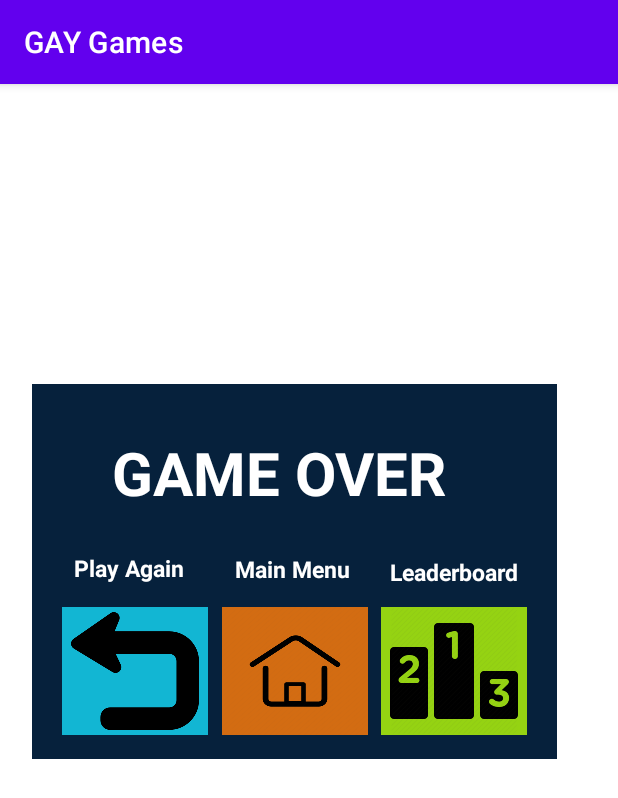
After one commit to YusufHosny/GAYGames, an Android app: the fragment gamePopUpMenu shown on its own in the app's theme, on a phone screen of 412 x 824 dp. The commit adds this screen. Shown: the top 798 px of the screen. Run offline under Robolectric (Android 15) with nearby library versions, the phone set to English and light mode, and no system bars; network calls fail.

Commit message:
Pop up menu and snake fixed

```diff
--- /dev/null
+++ b/app/src/main/java/com/example/gaygames/ui/gamesui/general/gamePopUpMenu.java
@@ -0,0 +1,92 @@
+package com.example.gaygames.ui.gamesui.general;
+
+import static androidx.core.app.ActivityCompat.recreate;
+
+import android.content.Context;
+import android.content.Intent;
+import android.os.Bundle;
+
+import androidx.fragment.app.Fragment;
+
+import android.view.LayoutInflater;
+import android.view.View;
+import android.view.ViewGroup;
+import android.widget.ImageButton;
+import android.widget.TextView;
+
+import com.example.gaygames.R;
+import com.example.gaygames.ui.gamesui.Snake.SnakeActivity;
+
+/**
+ * A simple {@link Fragment} subclass.
+ * Use the {@link gamePopUpMenu#newInstance} factory method to
+ * create an instance of this fragment.
+ */
+public class gamePopUpMenu extends Fragment {
+
+    // TODO: Rename parameter arguments, choose names that match
+    // the fragment initialization parameters, e.g. ARG_ITEM_NUMBER
+    private static final String ARG_PARAM1 = "param1";
+    private static final String ARG_PARAM2 = "param2";
+
+    // TODO: Rename and change types of parameters
+    private String mParam1;
+    private String mParam2;
+
+    private ImageButton playAgain,mainMenu,leaderBoard;
+    private TextView tv;
+
+    public gamePopUpMenu() {
+        // Required empty public constructor
+    }
+
+    /**
+     * Use this factory method to create a new instance of
+     * this fragment using the provided parameters.
+     *
+     * @param param1 Parameter 1.
+     * @param param2 Parameter 2.
+     * @return A new instance of fragment gamePopUpMenu.
+     */
+    // TODO: Rename and change types and number of parameters
+    public static gamePopUpMenu newInstance(String param1, String param2) {
+        gamePopUpMenu fragment = new gamePopUpMenu();
+        Bundle args = new Bundle();
+        args.putString(ARG_PARAM1, param1);
+        args.putString(ARG_PARAM2, param2);
+        fragment.setArguments(args);
+        return fragment;
+    }
+
+    @Override
+    public void onCreate(Bundle savedInstanceState) {
+        super.onCreate(savedInstanceState);
+        if (getArguments() != null) {
+            mParam1 = getArguments().getString(ARG_PARAM1);
+            mParam2 = getArguments().getString(ARG_PARAM2);
+
+        }
+    }
+
+    @Override
+    public View onCreateView(LayoutInflater inflater, ViewGroup container,
+                             Bundle savedInstanceState) {
+        // Inflate the layout for this fragment
+        View view = inflater.inflate(R.layout.fragment_game_pop_up_menu, container, false);
+
+        playAgain = view.findViewById(R.id.playAgainButton);
+        playAgain.setOnClickListener(v -> {getActivity().recreate();
+            getActivity().getSupportFragmentManager().beginTransaction().remove(this).commit();});
+
+        mainMenu= view.findViewById(R.id.mainMenuButton);
+        mainMenu.setOnClickListener(v -> {getActivity().finish();
+            getActivity().getSupportFragmentManager().beginTransaction().remove(this).commit();});
+
+
+
+
+
+        return view;
+    }
+
+}
--- a/app/src/main/java/com/example/gaygames/ui/gamesui/runner/RunnerActivity.java
+++ b/app/src/main/java/com/example/gaygames/ui/gamesui/runner/RunnerActivity.java
@@ -70,6 +70,7 @@ public class RunnerActivity extends AppCompatActivity {
                 nextFrame();
                 if(gameDone) {
                     f.cancel(true);
+
                 }
             }, 5 * deltaT, deltaT, TimeUnit.MILLISECONDS);
 
--- a/app/src/main/java/games/Snake/SnakeGrid.java
+++ b/app/src/main/java/games/Snake/SnakeGrid.java
@@ -16,7 +16,6 @@ public class SnakeGrid {
         }
         initialXPosition=placeSnake();
         generateFruitTile();
-
     }
 
     public Tile[][] getSnakeGrid() {
@@ -28,9 +27,12 @@ public class SnakeGrid {
         int x= R.nextInt(snakeGrid.length);
         int y= R.nextInt(snakeGrid[0].length);
 
-        if (snakeGrid[x][y] instanceof EmptyTile && !(snakeGrid[x][y] instanceof SnakeTile)){
+        if (snakeGrid[x][y] instanceof EmptyTile){
             snakeGrid[x][y]=new FruitTile(x,y);
                 }
+        else {
+            generateFruitTile();
+        }
 
     }
     public int placeSnake(){
--- /dev/null
+++ b/app/src/main/res/layout/fragment_game_pop_up_menu.xml
@@ -0,0 +1,110 @@
+<?xml version="1.0" encoding="utf-8"?>
+<androidx.constraintlayout.widget.ConstraintLayout xmlns:android="http://schemas.android.com/apk/res/android"
+    xmlns:app="http://schemas.android.com/apk/res-auto"
+    xmlns:tools="http://schemas.android.com/tools"
+    android:id="@+id/popUp"
+    android:layout_width="350dp"
+    android:layout_height="250dp"
+    android:layout_marginTop="200dp"
+    android:layout_marginStart="21dp"
+
+    tools:context=".ui.gamesui.general.gamePopUpMenu"
+    android:background="#06213C"
+    >
+
+    <TextView
+        android:layout_width="244dp"
+        android:layout_height="60dp"
+        android:layout_marginTop="32dp"
+        android:text="@string/hello_blank_fragment"
+        android:textSize="40sp"
+        android:textStyle="bold"
+        android:textColor="@color/white"
+        app:layout_constraintEnd_toEndOf="parent"
+        app:layout_constraintStart_toStartOf="parent"
+        app:layout_constraintTop_toTopOf="parent">
+
+    </TextView>
+
+    <ImageButton
+        android:id="@+id/playAgainButton"
+        android:layout_width="97dp"
+        android:layout_height="85dp"
+        android:layout_marginStart="20dp"
+        android:layout_marginBottom="16dp"
+        android:contentDescription="a"
+        android:onClick="onClick"
+        android:scaleType="fitCenter"
+        android:src="@drawable/huh"
+        app:layout_constraintBottom_toBottomOf="parent"
+        app:layout_constraintStart_toStartOf="parent"
+        android:background="#12B6D3"/>
+
+    <TextView
+        android:id="@+id/textView2"
+        android:layout_width="86dp"
+        android:layout_height="26dp"
+        android:layout_marginStart="28dp"
+        android:layout_marginTop="112dp"
+        android:textColor="@color/white"
+        android:text="@string/popUpPlayAgain"
+        android:textSize="15sp"
+        android:textStyle="bold"
+        app:layout_constraintStart_toStartOf="parent"
+        app:layout_constraintTop_toTopOf="parent" />
+
+    <ImageButton
+        android:id="@+id/mainMenuButton"
+        android:layout_width="97dp"
+        android:layout_height="85dp"
+        android:layout_marginBottom="16dp"
+        android:contentDescription="a"
+        android:scaleType="fitXY"
+        app:layout_constraintBottom_toBottomOf="parent"
+        app:layout_constraintEnd_toEndOf="parent"
+        app:layout_constraintStart_toStartOf="parent"
+        android:src="@drawable/homebutton"
+        android:background="#D36C12"/>
+
+    <TextView
+        android:id="@+id/textView3"
+        android:layout_width="79dp"
+        android:layout_height="29dp"
+        android:layout_marginBottom="108dp"
+        android:text="@string/popUpMainMenu"
+        android:textColor="@color/white"
+        android:textSize="15sp"
+        android:textStyle="bold"
+        app:layout_constraintBottom_toBottomOf="parent"
+        app:layout_constraintEnd_toEndOf="parent"
+        app:layout_constraintStart_toStartOf="parent" />
+
+    <ImageButton
+        android:id="@+id/imageButton"
+        android:layout_width="97dp"
+        android:layout_height="85dp"
+        android:layout_marginEnd="20dp"
+        android:layout_marginBottom="16dp"
+        android:contentDescription="a"
+        app:layout_constraintBottom_toBottomOf="parent"
+        app:layout_constraintEnd_toEndOf="parent"
+        app:layout_constraintHorizontal_bias="1.0"
+        app:layout_constraintStart_toEndOf="@+id/mainMenuButton"
+        android:src="@drawable/leaderboardbutton"
+        android:scaleType="fitCenter"
+        android:background="#95D312"/>
+
+    <TextView
+        android:id="@+id/textView5"
+        android:layout_width="89dp"
+        android:layout_height="27dp"
+        android:layout_marginEnd="22dp"
+        android:layout_marginBottom="108dp"
+        android:text="@string/popUpLeaderboard"
+        app:layout_constraintBottom_toBottomOf="parent"
+        app:layout_constraintEnd_toEndOf="parent"
+        android:textColor="@color/white"
+        android:textStyle="bold"
+        android:textSize="15sp"/>
+
+</androidx.constraintlayout.widget.ConstraintLayout>
--- a/app/src/main/res/values/strings.xml
+++ b/app/src/main/res/values/strings.xml
@@ -32,8 +32,6 @@
     <string name="tttmpTxt">Multiplayer</string>
 
 
-
-
     <!-- Infinite Runner -->
     <string name="runnerIconDescription"> Runner Icon </string>
     <string name="initialScore">0</string>
@@ -49,5 +47,12 @@
     <string name="textView2"> Player 2 </string>
     <string name="loginImageLabel">loginImage</string>
 
+    <!-- TODO: Remove or change this placeholder text -->
+    <string name="hello_blank_fragment"> GAME OVER </string>
+    <string name="popUpPlayAgain"> Play Again </string>
+    <string name="popUpMainMenu"> Main Menu </string>
+    <string name="popUpLeaderboard"> Leaderboard </string>
+
+
 
 </resources>
```
Also changed, not shown: app/src/main/java/com/example/gaygames/ui/gamesui/Snake/SnakeActivity.java (+43 -24 lines), app/src/main/java/games/Snake/SwipeListener.java (+4 -4 lines), app/src/main/res/layout/activity_snake.xml (+26 -10 lines), app/src/main/res/drawable/homebutton.png (added), app/src/main/res/drawable/huh.png (added), app/src/main/res/drawable/leaderboardbutton.png (added), app/src/main/res/drawable/playagain.png (added), app/src/main/res/drawable/zzz.png (added).
